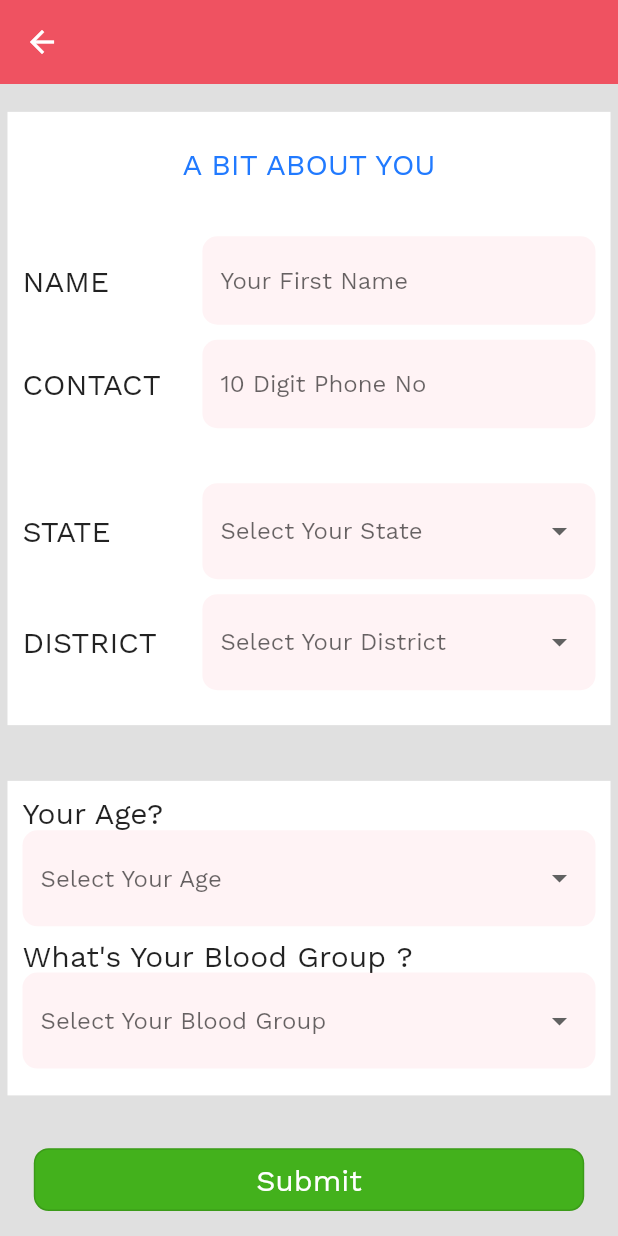
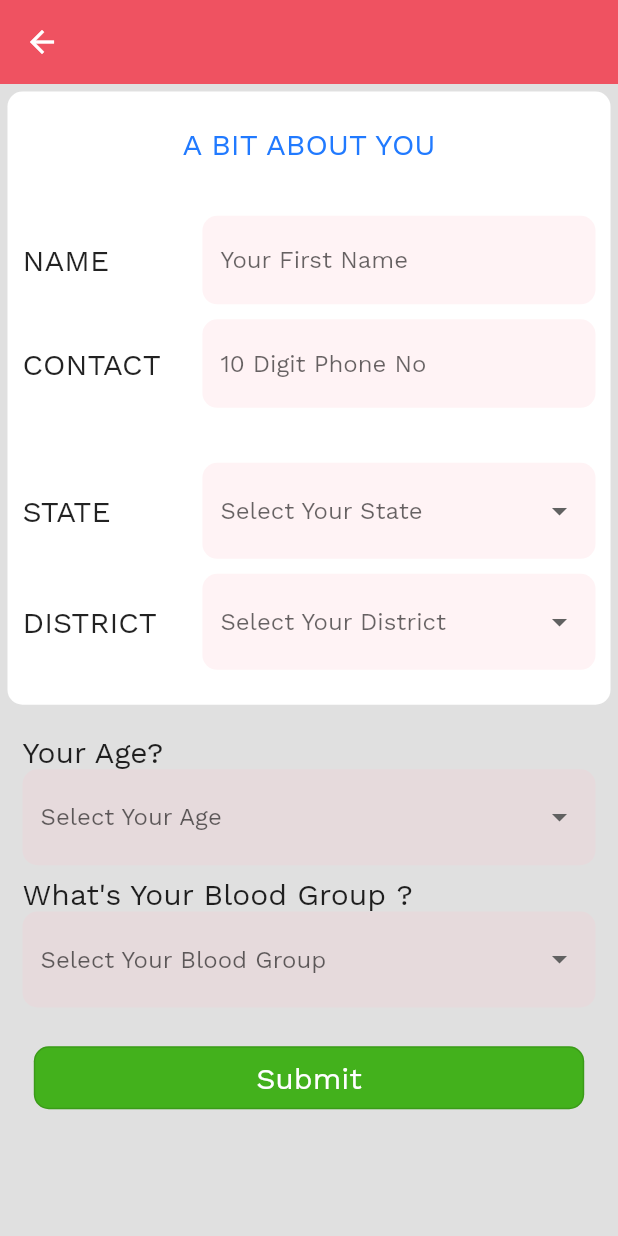
Before and after one commit to shema-ryan/blood_ui_challenge, a Flutter app: the DetailScreen screen opened directly with empty values, on a phone screen of 412 x 824 dp. Run offline on Flutter 3.47's test engine with Material 2 defaults, Android fonts, the phone set to English and light mode, and no system bars.

Commit message:
fixed an overflow caused The SoftKeyBoard

```diff
--- a/lib/Screens/detailsScreen.dart
+++ b/lib/Screens/detailsScreen.dart
@@ -14,14 +14,18 @@ class DetailScreen extends StatelessWidget {
         centerTitle: true,
         title: Text(_text),
       ),
-      body: Column(
+      body: SingleChildScrollView(
+        child: Column(
           mainAxisAlignment: MainAxisAlignment.spaceAround,
           children: [
             Container(
               height: _size * 0.9923,
               margin: const EdgeInsets.all(5),
               padding: const EdgeInsets.symmetric(horizontal: 10, vertical: 5),
+              decoration: BoxDecoration(
                 color: Colors.white,
+                borderRadius: BorderRadius.circular(10.0),
+              ),
               child: Column(
                 mainAxisAlignment: MainAxisAlignment.spaceAround,
                 children: [
@@ -124,7 +128,9 @@ class DetailScreen extends StatelessWidget {
               height: _size * 0.5089,
               margin: const EdgeInsets.all(5),
               padding: const EdgeInsets.all(10),
-            color: Colors.white,
+              decoration: BoxDecoration(
+                borderRadius: BorderRadius.circular(10)
+              ),
               child: Column(
                 mainAxisAlignment: MainAxisAlignment.spaceAround,
                 crossAxisAlignment: CrossAxisAlignment.start,
@@ -181,6 +187,7 @@ class DetailScreen extends StatelessWidget {
             ),))
           ],
         ),
+      ),
     );
   }
 }
```
Lines whose indentation alone changed are shown as unchanged.
